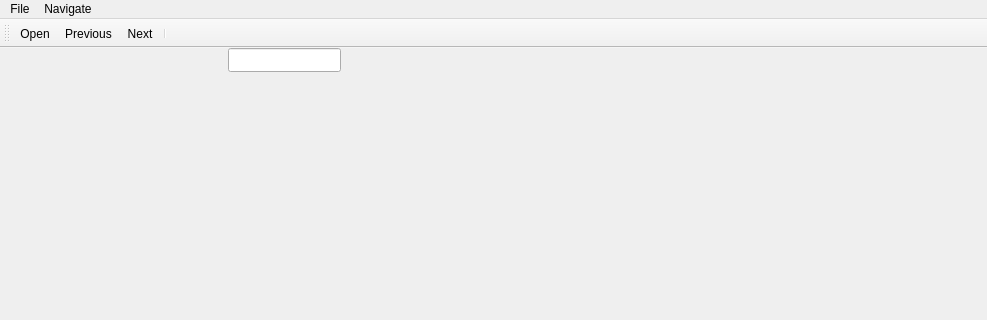
This is tools/workbench/visualization_window.ui in hcilab-uic/ipme as Qt 5 draws it before an edit; both pictures show x 0 to 987 and y 0 to 320 of the 987 by 739 pixel window. The edited form follows.
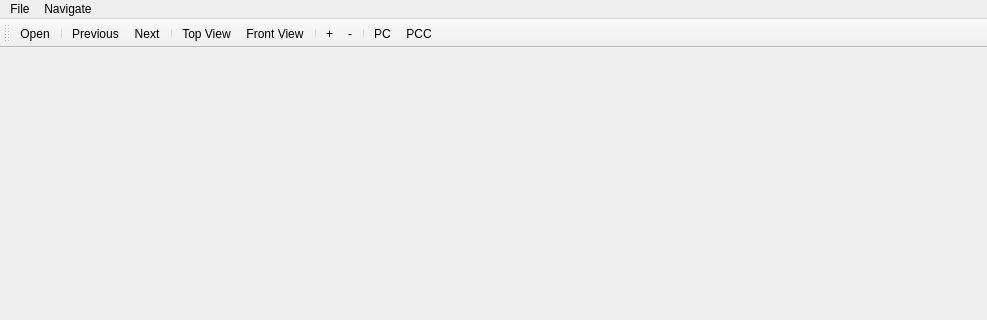
This is the edited form. Icons and pictures are not drawn.

Commit message: Added front and top view button actions

What changed in the file:
```diff
--- a/tools/workbench/visualization_window.ui
+++ b/tools/workbench/visualization_window.ui
@@ -13,18 +13,7 @@
   <property name="windowTitle">
    <string>MainWindow</string>
   </property>
-  <widget class="QWidget" name="central_widget">
-   <widget class="QLineEdit" name="lineEdit">
-    <property name="geometry">
-     <rect>
-      <x>228</x>
-      <y>0</y>
-      <width>113</width>
-      <height>24</height>
-     </rect>
-    </property>
-   </widget>
-  </widget>
+  <widget class="QWidget" name="central_widget"/>
   <widget class="QMenuBar" name="menu_bar">
    <property name="geometry">
     <rect>
@@ -62,9 +51,18 @@
     <bool>false</bool>
    </attribute>
    <addaction name="file_open"/>
+   <addaction name="separator"/>
    <addaction name="action_previous"/>
    <addaction name="action_next"/>
    <addaction name="separator"/>
+   <addaction name="action_show_top_view"/>
+   <addaction name="action_show_front_view"/>
+   <addaction name="separator"/>
+   <addaction name="action_zoom_in"/>
+   <addaction name="action_zoom_out"/>
+   <addaction name="separator"/>
+   <addaction name="action_pitch_clockwise"/>
+   <addaction name="action_pitch_counterclockwise"/>
   </widget>
   <action name="file_open">
    <property name="text">
@@ -84,6 +82,44 @@
     <string>Next</string>
    </property>
   </action>
+  <action name="action_show_front_view">
+   <property name="text">
+    <string>Front View</string>
+   </property>
+  </action>
+  <action name="action_show_top_view">
+   <property name="text">
+    <string>Top View</string>
+   </property>
+  </action>
+  <action name="action_zoom_in">
+   <property name="text">
+    <string>+</string>
+   </property>
+  </action>
+  <action name="action_zoom_out">
+   <property name="text">
+    <string>-</string>
+   </property>
+  </action>
+  <action name="action_pitch_clockwise">
+   <property name="icon">
+    <iconset>
+     <normaloff>icons/turn_pitch_clockwise.png</normaloff>icons/turn_pitch_clockwise.png</iconset>
+   </property>
+   <property name="text">
+    <string>PC</string>
+   </property>
+  </action>
+  <action name="action_pitch_counterclockwise">
+   <property name="icon">
+    <iconset>
+     <normaloff>icons/turn_pitch_counterclockwise.png</normaloff>icons/turn_pitch_counterclockwise.png</iconset>
+   </property>
+   <property name="text">
+    <string>PCC</string>
+   </property>
+  </action>
  </widget>
  <resources/>
  <connections/>
```
Left out of the diff: 2 changed lines with no effect on the pictures. The commit also changes 6 other files.
